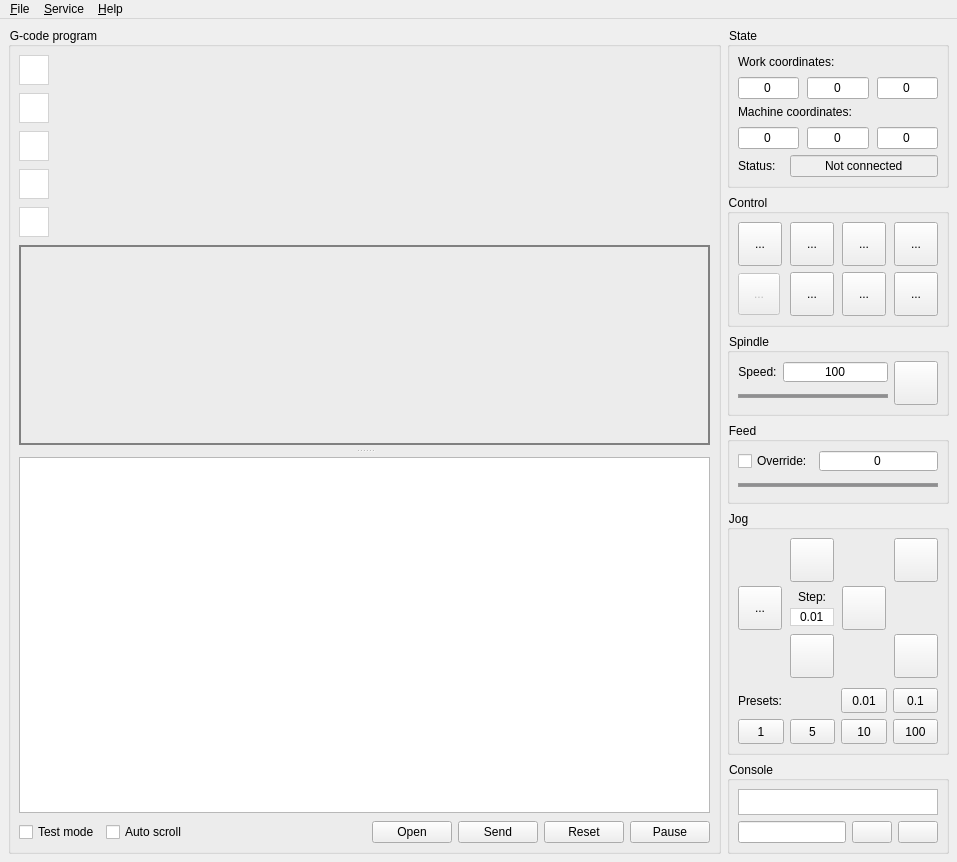
The window that frmmain.ui (Denvi/Candle) describes before a commit, drawn with Qt 5.
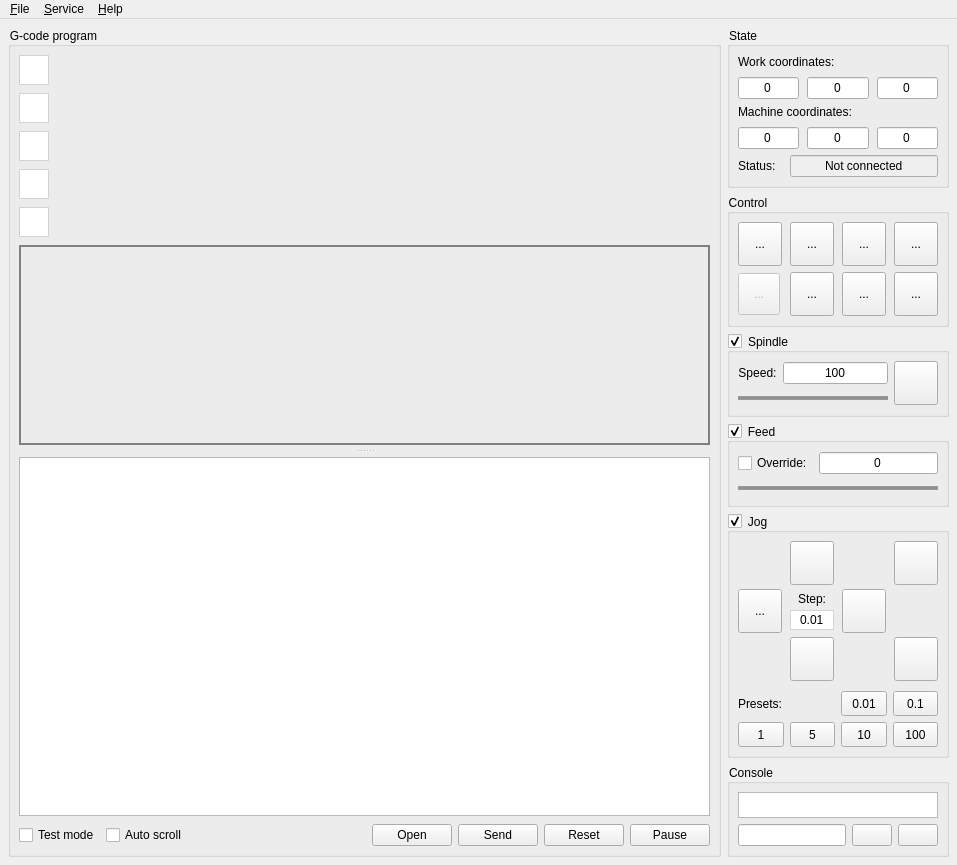
The same window after the commit. Icons and pictures are not drawn. Custom widgets are drawn as their Qt base class.

What changed in the file:
```diff
--- a/frmmain.ui
+++ b/frmmain.ui
@@ -7,7 +7,7 @@
     <x>0</x>
     <y>0</y>
     <width>957</width>
-    <height>843</height>
+    <height>863</height>
    </rect>
   </property>
   <property name="palette">
@@ -24,6 +24,58 @@
    <string notr="true">QWidget {
 	font-size: 9pt;
 }
+
+QSpinBox, QDoubleSpinBox {
+	padding-top: 1px;
+	padding-bottom: 1px;
+}
+
+/*QGroupBox {
+	border: 1px solid palette(midlight);
+	border-radius: 4;
+	margin-top: 3ex;
+	padding-top: 8;
+}
+
+QGroupBox::title {
+	subcontrol-origin: margin;
+	subcontrol-position: top left;
+	margin-left: 2ex;
+	padding: 0 4;
+}
+
+QGroupBox[collapsible=&quot;true&quot;]::title {
+}
+*/
+
+QGroupBox:disabled {
+	color: palette(shadow);
+}
+
+QGroupBox[overrided=&quot;true&quot;] {
+	color: red;
+}
+
+QGroupBox[checkable=&quot;true&quot;]::indicator {
+	padding: 0 -2 -0 2;
+}
+
+QGroupBox[checkable=&quot;true&quot;]::indicator:checked {	
+	image: url(:/images/collapse.png);
+}
+
+QGroupBox[checkable=&quot;true&quot;]::indicator:unchecked {	
+	image: url(:/images/expand.png);
+}
+
+QGroupBox[checkable=&quot;true&quot;]::indicator:checked:disabled {	
+	image: url(:/images/collapse_disabled.png);
+}
+
+QGroupBox[checkable=&quot;true&quot;]::indicator:unchecked:disabled {	
+	image: url(:/images/expand_disabled.png);
+}
+
 /*
 QToolButton {
 	border: 1px solid palette(mid);
@@ -906,9 +958,15 @@
       </item>
       <item>
        <widget class="QGroupBox" name="grpSpindle">
+        <property name="enabled">
+         <bool>true</bool>
+        </property>
         <property name="title">
          <string>Spindle</string>
         </property>
+        <property name="checkable">
+         <bool>true</bool>
+        </property>
         <layout class="QHBoxLayout" name="horizontalLayout_2">
          <property name="leftMargin">
           <number>8</number>
@@ -923,11 +981,26 @@
           <number>8</number>
          </property>
          <item>
+          <widget class="QWidget" name="widgetSpindle" native="true">
+           <layout class="QHBoxLayout" name="horizontalLayout_16">
+            <property name="leftMargin">
+             <number>0</number>
+            </property>
+            <property name="topMargin">
+             <number>0</number>
+            </property>
+            <property name="rightMargin">
+             <number>0</number>
+            </property>
+            <property name="bottomMargin">
+             <number>0</number>
+            </property>
+            <item>
           <layout class="QVBoxLayout" name="verticalLayout_12">
            <item>
             <layout class="QHBoxLayout" name="horizontalLayout_4" stretch="0,1">
              <item>
-              <widget class="QLabel" name="label_5">
+                 <widget class="QLabel" name="lblSpindleSpeed">
                <property name="text">
                 <string>Speed:</string>
                </property>
@@ -971,6 +1044,9 @@
          </item>
          <item>
           <widget class="StyledToolButton" name="cmdSpindle">
+              <property name="enabled">
+               <bool>true</bool>
+              </property>
            <property name="sizePolicy">
             <sizepolicy hsizetype="Fixed" vsizetype="Fixed">
              <horstretch>0</horstretch>
@@ -1001,11 +1077,23 @@
         </layout>
        </widget>
       </item>
+        </layout>
+       </widget>
+      </item>
       <item>
        <widget class="QGroupBox" name="grpFeed">
+        <property name="enabled">
+         <bool>true</bool>
+        </property>
         <property name="title">
          <string>Feed</string>
         </property>
+        <property name="checkable">
+         <bool>true</bool>
+        </property>
+        <property name="overrided" stdset="0">
+         <bool>false</bool>
+        </property>
         <layout class="QHBoxLayout" name="horizontalLayout_14">
          <property name="leftMargin">
           <number>8</number>
@@ -1020,6 +1108,21 @@
           <number>8</number>
          </property>
          <item>
+          <widget class="QWidget" name="widgetFeed" native="true">
+           <layout class="QHBoxLayout" name="horizontalLayout_17">
+            <property name="leftMargin">
+             <number>0</number>
+            </property>
+            <property name="topMargin">
+             <number>0</number>
+            </property>
+            <property name="rightMargin">
+             <number>0</number>
+            </property>
+            <property name="bottomMargin">
+             <number>0</number>
+            </property>
+            <item>
           <layout class="QVBoxLayout" name="verticalLayout_13">
            <item>
             <layout class="QHBoxLayout" name="horizontalLayout_15" stretch="0,1">
@@ -1042,7 +1145,7 @@
                 <number>0</number>
                </property>
                <property name="maximum">
-                <number>200</number>
+                   <number>500</number>
                </property>
               </widget>
              </item>
@@ -1054,7 +1157,7 @@
               <number>0</number>
              </property>
              <property name="maximum">
-              <number>200</number>
+                 <number>500</number>
              </property>
              <property name="orientation">
               <enum>Qt::Horizontal</enum>
@@ -1062,6 +1165,9 @@
             </widget>
            </item>
           </layout>
+            </item>
+           </layout>
+          </widget>
          </item>
         </layout>
        </widget>
@@ -1071,21 +1177,39 @@
         <property name="title">
          <string>Jog</string>
         </property>
+        <property name="checkable">
+         <bool>true</bool>
+        </property>
         <layout class="QVBoxLayout" name="verticalLayout_11">
+         <property name="leftMargin">
+          <number>8</number>
+         </property>
+         <property name="topMargin">
+          <number>8</number>
+         </property>
+         <property name="rightMargin">
+          <number>8</number>
+         </property>
+         <property name="bottomMargin">
+          <number>8</number>
+         </property>
+         <item>
+          <widget class="QWidget" name="widgetJog" native="true">
+           <layout class="QVBoxLayout" name="verticalLayout_9">
          <property name="spacing">
           <number>10</number>
          </property>
          <property name="leftMargin">
-          <number>8</number>
+             <number>0</number>
          </property>
          <property name="topMargin">
-          <number>8</number>
+             <number>0</number>
          </property>
          <property name="rightMargin">
-          <number>8</number>
+             <number>0</number>
          </property>
          <property name="bottomMargin">
-          <number>8</number>
+             <number>0</number>
          </property>
          <item>
           <layout class="QGridLayout" name="gridLayout_3">
@@ -1578,6 +1702,9 @@
         </layout>
        </widget>
       </item>
+        </layout>
+       </widget>
+      </item>
       <item>
        <widget class="QGroupBox" name="grpConsole">
         <property name="title">
@@ -1657,7 +1784,7 @@
      <x>0</x>
      <y>0</y>
      <width>957</width>
-     <height>26</height>
+     <height>21</height>
     </rect>
    </property>
    <widget class="QMenu" name="mnuFile">
```
Left out of the diff: 20 changed lines with no effect on the pictures. Lines whose indentation alone changed are shown as unchanged.
